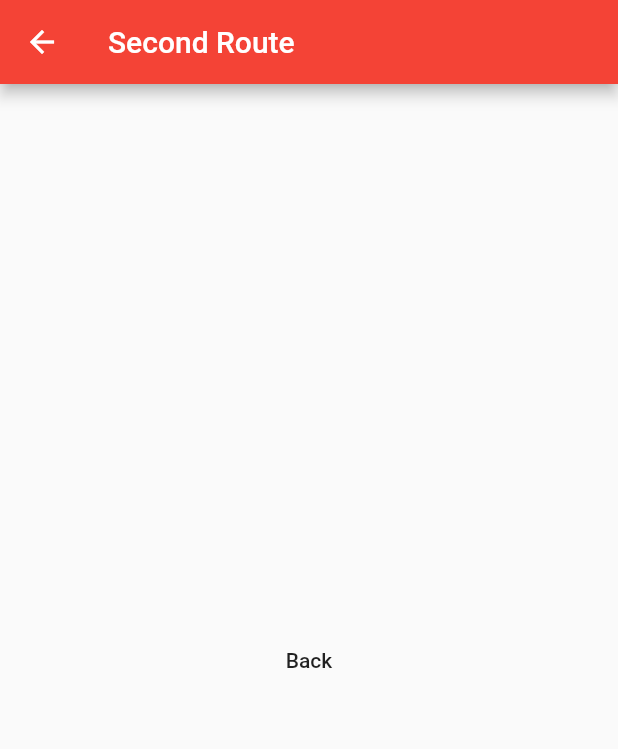
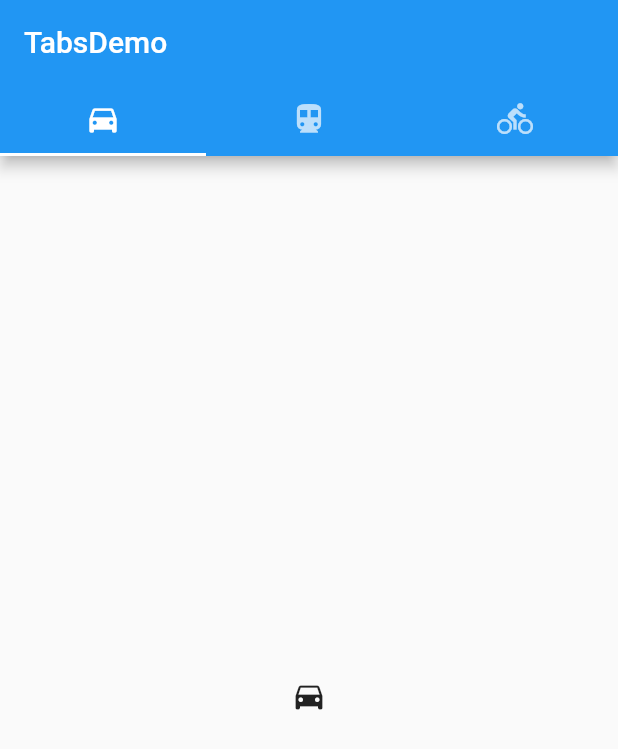
Before and after one commit to JQ-WCoding/first_flutter, a Flutter app: the screen it shows after launch, after a tap on "Open Route", on a phone screen of 412 x 824 dp. Shown: the top 749 px of the screen. Run offline on Flutter 3.47's test engine with Material 2 defaults, Android fonts, the phone set to English and light mode, and no system bars.

Commit message:
tabs
click button to enter tab page

three tabs for changing screen

children[] each body has own screen

```diff
--- a/lib/main.dart
+++ b/lib/main.dart
@@ -18,6 +18,7 @@ class MyApp extends StatelessWidget {
       routes: {
         '/': (context) => const FirstRoute(),
         '/second': (context) => const SecondRoute(),
+        '/third':(context) => const ThirdRoute(),
       },
     );
   }
@@ -90,7 +91,7 @@ class FirstRoute extends StatelessWidget {
               // Navigator.push -> go to 'builder: (context) =>' call class
               // Navigator.push(context,
               //     MaterialPageRoute(builder: (context) => const SecondRoute()));
-              Navigator.pushNamed(context, '/second');
+              Navigator.pushNamed(context, '/third');
             }),
       ),
     );
@@ -119,3 +120,38 @@ class SecondRoute extends StatelessWidget {
     );
   }
 }
+
+class ThirdRoute extends StatelessWidget{
+  const ThirdRoute({Key? key}) : super(key: key);
+
+  @override
+  Widget build(BuildContext context) {
+    return MaterialApp(
+      home: DefaultTabController(
+        // how many tabs
+        length: 3,
+        child: Scaffold(
+          appBar: AppBar(
+            bottom: const TabBar(
+              tabs: [
+                // tab icons
+                Tab(icon: Icon(Icons.directions_car)),
+                Tab(icon: Icon(Icons.directions_transit)),
+                Tab(icon: Icon(Icons.directions_bike)),
+              ],
+            ),
+            title: const Text('TabsDemo'),
+          ),
+          body: const TabBarView(
+            children: [
+              Icon(Icons.directions_car),
+              Icon(Icons.directions_transit),
+              Icon(Icons.directions_bike),
+            ],
+          ),
+        ),
+      ),
+    );
+  }
+
+}
```
